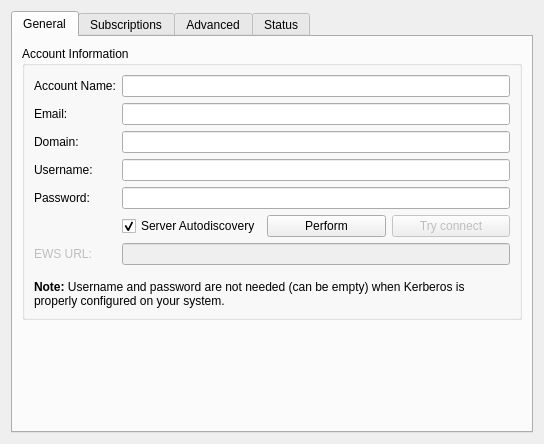
This is configdialog.ui in KrissN/akonadi-ews as Qt 5 draws it before an edit. The edited form follows.
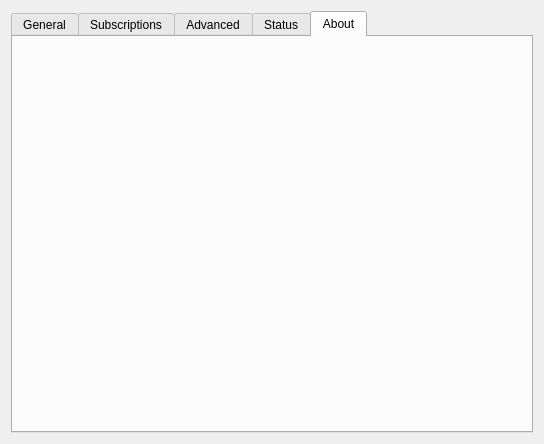
This is the edited form. The open tabs and pages were chosen to show the change. Icons and pictures are not drawn. Custom widgets are drawn as their Qt base class.

Commit message: Add about tab in configuration dialog

```diff
--- a/configdialog.ui
+++ b/configdialog.ui
@@ -388,6 +388,106 @@
        </item>
       </layout>
      </widget>
+     <widget class="QWidget" name="aboutTab">
+      <attribute name="title">
+       <string>About</string>
+      </attribute>
+      <layout class="QHBoxLayout" name="aboutTabLayout">
+       <item>
+        <widget class="QWidget" name="aboutIconWidget" native="true">
+         <layout class="QVBoxLayout" name="aboutIconWidgetLayout">
+          <property name="leftMargin">
+           <number>0</number>
+          </property>
+          <property name="topMargin">
+           <number>0</number>
+          </property>
+          <property name="rightMargin">
+           <number>0</number>
+          </property>
+          <property name="bottomMargin">
+           <number>0</number>
+          </property>
+          <item>
+           <widget class="QLabel" name="aboutIconLabel">
+            <property name="pixmap">
+             <pixmap>../../../../../usr/share/icons/hicolor/128x128/apps/akonadi-ews.png</pixmap>
+            </property>
+           </widget>
+          </item>
+          <item>
+           <spacer name="aboutIconSpacer">
+            <property name="orientation">
+             <enum>Qt::Vertical</enum>
+            </property>
+            <property name="sizeHint" stdset="0">
+             <size>
+              <width>20</width>
+              <height>40</height>
+             </size>
+            </property>
+           </spacer>
+          </item>
+         </layout>
+        </widget>
+       </item>
+       <item>
+        <widget class="QWidget" name="aboutTextWidget" native="true">
+         <property name="sizePolicy">
+          <sizepolicy hsizetype="Expanding" vsizetype="Preferred">
+           <horstretch>0</horstretch>
+           <verstretch>0</verstretch>
+          </sizepolicy>
+         </property>
+         <layout class="QVBoxLayout" name="aboutTextWidgetLayout">
+          <item>
+           <widget class="QLabel" name="aboutTextLabel">
+            <property name="wordWrap">
+             <bool>true</bool>
+            </property>
+           </widget>
+          </item>
+          <item>
+           <widget class="QLabel" name="aboutVersionLabel"/>
+          </item>
+          <item>
+           <widget class="QLabel" name="aboutCopyrightLabel"/>
+          </item>
+          <item>
+           <widget class="QLabel" name="aboutLicenseLabel">
+            <property name="text">
+             <string/>
+            </property>
+            <property name="wordWrap">
+             <bool>true</bool>
+            </property>
+           </widget>
+          </item>
+          <item>
+           <widget class="QLabel" name="aboutUrlLabel">
+            <property name="openExternalLinks">
+             <bool>true</bool>
+            </property>
+           </widget>
+          </item>
+          <item>
+           <spacer name="aboutTextSpacer">
+            <property name="orientation">
+             <enum>Qt::Vertical</enum>
+            </property>
+            <property name="sizeHint" stdset="0">
+             <size>
+              <width>20</width>
+              <height>40</height>
+             </size>
+            </property>
+           </spacer>
+          </item>
+         </layout>
+        </widget>
+       </item>
+      </layout>
+     </widget>
     </widget>
    </item>
   </layout>
```
The commit also changes 3 other files.
